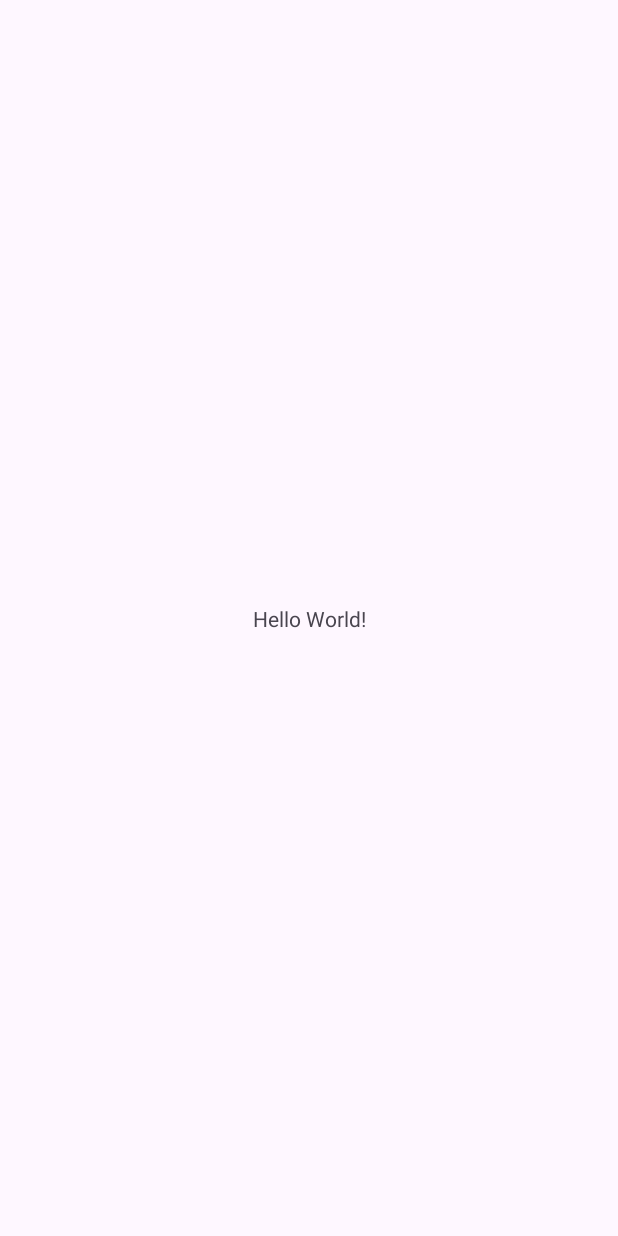
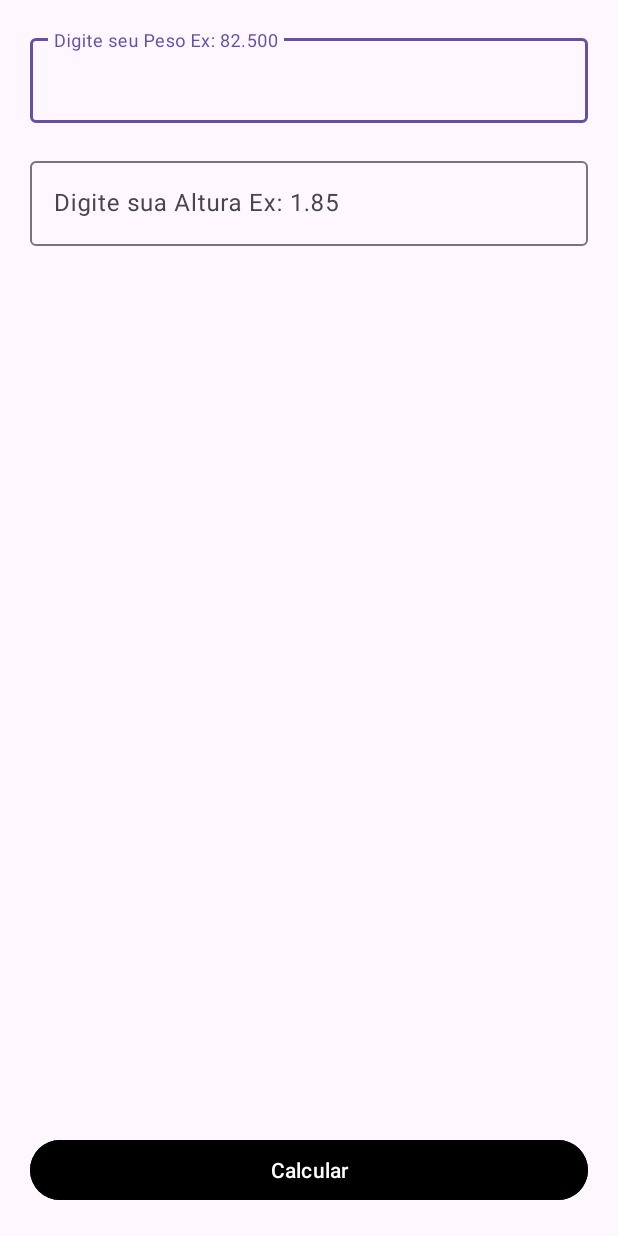
Before and after one commit to LuisGuilhermeMacedo/imc_calculator, an Android app: the screen it shows after launch (MainActivity), on a phone screen of 412 x 824 dp. Before the commit the screen is almost empty. Run offline under Robolectric (Android 15) with nearby library versions, the phone set to English and light mode, and no system bars.

Commit message:
Main Screen Edit Text

```diff
--- a/app/src/main/java/com/comunidadedevspace/imc/MainActivity.kt
+++ b/app/src/main/java/com/comunidadedevspace/imc/MainActivity.kt
@@ -2,10 +2,24 @@ package com.comunidadedevspace.imc
 
 import androidx.appcompat.app.AppCompatActivity
 import android.os.Bundle
+import android.widget.Button
+import com.google.android.material.textfield.TextInputEditText
 
 class MainActivity : AppCompatActivity() {
     override fun onCreate(savedInstanceState: Bundle?) {
         super.onCreate(savedInstanceState)
         setContentView(R.layout.activity_main)
+
+        // Receber oque esta dentro dos edit text
+        val edtPeso = findViewById<TextInputEditText>(R.id.edt_peso)
+        val edtAltura = findViewById<TextInputEditText>(R.id.edt_altura)
+
+        val btnCalcular = findViewById<Button>(R.id.btn_calcular)
+
+        btnCalcular.setOnClickListener {
+            val peso = edtPeso
+            val altura = edtAltura
+
+        }
     }
 }
--- /dev/null
+++ b/app/src/main/res/drawable/background.xml
@@ -0,0 +1,11 @@
+<?xml version="1.0" encoding="utf-8"?>
+<shape xmlns:android="http://schemas.android.com/apk/res/android">
+    <gradient
+        android:startColor="@color/darkgray"
+        android:centerColor="@color/lightgray"
+        android:endColor="@color/darkgray"
+        android:angle="90"
+
+        />
+
+</shape>
--- a/app/src/main/res/layout/activity_main.xml
+++ b/app/src/main/res/layout/activity_main.xml
@@ -4,15 +4,54 @@
     xmlns:tools="http://schemas.android.com/tools"
     android:layout_width="match_parent"
     android:layout_height="match_parent"
+
     tools:context=".MainActivity">
 
-    <TextView
-        android:layout_width="wrap_content"
+    <!--    android:background="@drawable/background"-->
+
+    <Button
+        android:id="@+id/btn_calcular"
+        android:layout_width="match_parent"
         android:layout_height="wrap_content"
-        android:text="Hello World!"
+        android:layout_marginBottom="20dp"
+        android:layout_marginRight="20dp"
+        android:layout_marginLeft="20dp"
+        android:text="Calcular"
+        android:backgroundTint="@color/black"
         app:layout_constraintBottom_toBottomOf="parent"
-        app:layout_constraintEnd_toEndOf="parent"
-        app:layout_constraintStart_toStartOf="parent"
-        app:layout_constraintTop_toTopOf="parent" />
+        />
+
+    <com.google.android.material.textfield.TextInputLayout
+        android:id="@+id/textInputLayout"
+        android:layout_width="match_parent"
+        android:layout_height="wrap_content"
+        app:layout_constraintTop_toTopOf="parent"
+        android:layout_margin="20dp"
+        >
+
+        <com.google.android.material.textfield.TextInputEditText
+            android:id="@+id/edt_peso"
+            android:layout_width="match_parent"
+            android:layout_height="wrap_content"
+            android:inputType="numberDecimal"
+            android:hint="Digite seu Peso Ex: 82.500" />
+    </com.google.android.material.textfield.TextInputLayout>
+
+    <com.google.android.material.textfield.TextInputLayout
+        android:layout_width="match_parent"
+        android:layout_height="wrap_content"
+        app:layout_constraintTop_toBottomOf="@+id/textInputLayout"
+        android:layout_margin="20dp"
+
+        >
+
+        <com.google.android.material.textfield.TextInputEditText
+            android:id="@+id/edt_altura"
+            android:layout_width="match_parent"
+            android:layout_height="wrap_content"
+            android:inputType="numberDecimal"
+            android:hint="Digite sua Altura Ex: 1.85 " />
+    </com.google.android.material.textfield.TextInputLayout>
+
 
 </androidx.constraintlayout.widget.ConstraintLayout>
--- a/app/src/main/res/values/colors.xml
+++ b/app/src/main/res/values/colors.xml
@@ -2,4 +2,7 @@
 <resources>
     <color name="black">#FF000000</color>
     <color name="white">#FFFFFFFF</color>
+    <color name="lightgray">#555555</color>
+    <color name="darkgray">#333333</color>
+
 </resources>
```
